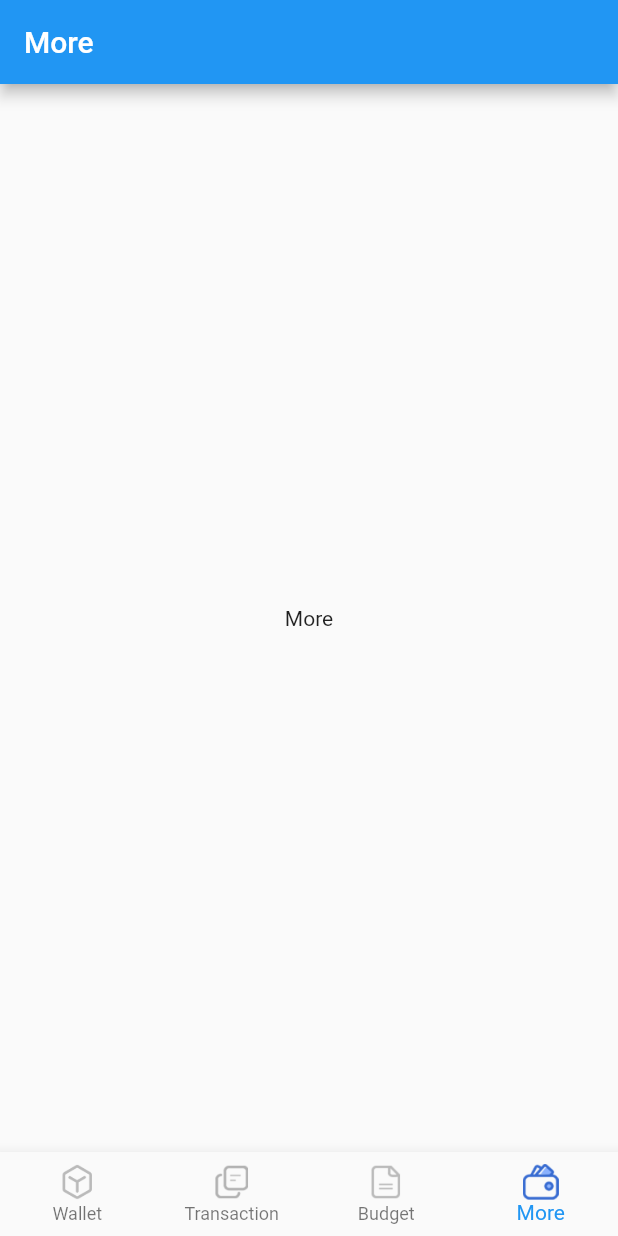
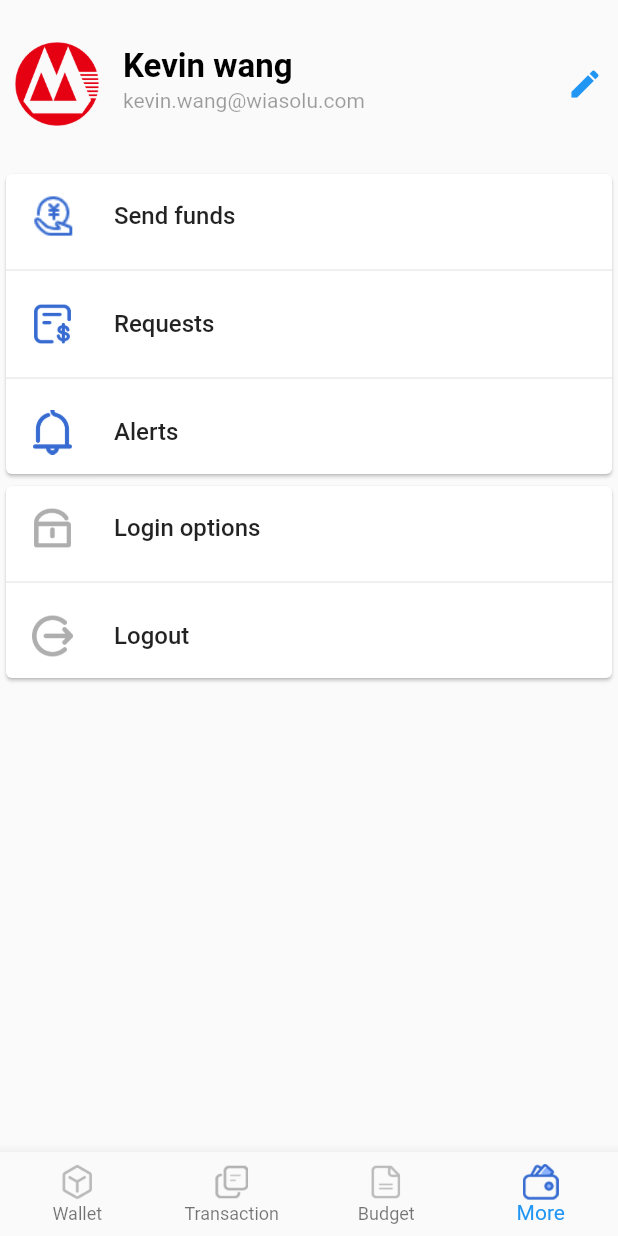
Before and after one commit to lovecrossyou/macvon_client_flutter, a Flutter app: the screen it shows after launch, item 4 of the bottom bar chosen, on a phone screen of 412 x 824 dp. Run offline on Flutter 3.47's test engine with Material 2 defaults, Android fonts, the phone set to English and light mode, and no system bars; missing offline and left inert: groovin_material_icons.

Commit message:
more page

```diff
--- a/lib/main.dart
+++ b/lib/main.dart
@@ -1,5 +1,7 @@
 import 'package:flutter/material.dart';
 import 'bottom_navigation_widget.dart';
+
+// import 'signin/signin.dart';
 void main()=> runApp(MyApp());
 
 class MyApp extends StatelessWidget {
@@ -9,6 +11,7 @@ class MyApp extends StatelessWidget {
       title: 'Macvon home',
       theme: ThemeData.light(),
       home: BottomNavigationWidget(),
+      // home: LoginPage(),
     );
   }
 }
--- a/lib/more/more.dart
+++ b/lib/more/more.dart
@@ -3,11 +3,118 @@ import 'package:flutter/material.dart';
 class More extends StatelessWidget {
   @override
   Widget build(BuildContext context) {
-    return Scaffold(
-      appBar: AppBar(title: Text('More'),),
-      body: Center(
-        child: Text('More'),
+    return BodyWidget();
+  }
+}
+
+String horseUrl = 'https://i.stack.imgur.com/Dw6f7.png';
+String cowUrl = 'https://i.stack.imgur.com/XPOr3.png';
+String camelUrl = 'https://i.stack.imgur.com/YN0m7.png';
+String sheepUrl = 'https://i.stack.imgur.com/wKzo8.png';
+String goatUrl = 'https://i.stack.imgur.com/Qt4JP.png';
+
+class BodyWidget extends StatelessWidget {
+  Widget _renderHeader() {
+    return ListTile(
+      leading: Container(
+        child: Image.asset('assets/pics/bank_zs.png'),
+      ),
+      title: Text(
+        'Kevin wang',
+        style: TextStyle(
+            fontSize: 22, fontWeight: FontWeight.bold, color: Colors.black),
+      ),
+      subtitle: Text(
+        'kevin.wang@wiasolu.com',
+        style: TextStyle(color: Colors.black38),
+      ),
+      trailing: Icon(Icons.edit),
+      onTap: () {},
+      selected: true,
+      contentPadding: EdgeInsets.fromLTRB(10, 20, 10, 20),
+    );
+  }
+
+  Widget _renderBotCard() {
+    return new SizedBox(
+      child: new Card(
+        child: new Column(
+          // card只能有一个widget，但这个widget内容可以包含其他的widget
+          children: [
+            new ListTile(
+              title: new Text('Login options',
+                  style: new TextStyle(fontWeight: FontWeight.w500)),
+              leading: Image.asset(
+                'assets/more/more_icon_sendfunds.png',
+                width: 30,
+                height: 30,
+              ),
+            ),
+            new Divider(),
+            new ListTile(
+              title: new Text('Logout',
+                  style: new TextStyle(fontWeight: FontWeight.w500)),
+              leading: Image.asset(
+                'assets/more/more_icon_logout.png',
+                width: 30,
+                height: 30,
+              ),
+            ),
+          ],
+        ),
       ),
     );
   }
+
+  Widget _renderCenterCard() {
+    return new SizedBox(
+      child: new Card(
+        child: new Column(
+          // card只能有一个widget，但这个widget内容可以包含其他的widget
+          children: [
+            new ListTile(
+              title: new Text('Send funds',
+                  style: new TextStyle(fontWeight: FontWeight.w500)),
+              leading: Image.asset(
+                'assets/more/funds.png',
+                width: 30,
+                height: 30,
+              ),
+            ),
+            new Divider(),
+            new ListTile(
+              title: new Text('Requests',
+                  style: new TextStyle(fontWeight: FontWeight.w500)),
+              leading: Image.asset(
+                'assets/more/more_icon_requests.png',
+                width: 30,
+                height: 30,
+              ),
+            ),
+            new Divider(),
+            new ListTile(
+              title: new Text('Alerts',
+                  style: new TextStyle(fontWeight: FontWeight.w500)),
+              leading: Image.asset(
+                'assets/more/more_icon_alerts.png',
+                width: 30,
+                height: 30,
+              ),
+            ),
+          ],
+        ),
+      ),
+    );
+  }
+
+  @override
+  Widget build(BuildContext context) {
+    return ListView(
+      children: <Widget>[
+        _renderHeader(),
+        _renderCenterCard(),
+        _renderBotCard(),
+      ],
+    );
+  }
 }
--- a/lib/wallet/wallet.dart
+++ b/lib/wallet/wallet.dart
@@ -19,7 +19,6 @@ class Wallet extends StatelessWidget {
       color: Colors.white,
       child: new TabBar(
         isScrollable: true,
-        // labelPadding: EdgeInsets.only(right: 16),
         indicator: YLStatisticsIndictor(),
         tabs: _allPages
             .map((HeaderItemBean page) => new Tab(
@@ -61,6 +60,7 @@ class Wallet extends StatelessWidget {
         length: _allPages.length,
         child: new Scaffold(
           appBar: new AppBar(
+            brightness: Brightness.light,
             backgroundColor: Colors.white,
             elevation: 0,
             actions: <Widget>[
@@ -81,7 +81,6 @@ class Wallet extends StatelessWidget {
             children: <Widget>[
               Container(
                 color: Colors.white,
-                // padding: EdgeInsets.only(left: 16),
                 child: _renderTabs(),
                 height: 30,
                 width: MediaQuery.of(context).size.width,
@@ -111,6 +110,7 @@ class _YLIndictorPainter extends BoxPainter {
     final w = 24.0;
     final h = 2.5;
     canvas.drawRect(
-        Rect.fromLTWH(offset.dx + 16, configuration.size.height - h, w, h), paint);
+        Rect.fromLTWH(offset.dx + 16, configuration.size.height - h, w, h),
+        paint);
   }
 }
```
Also changed, not shown: lib/signin/signin.dart (added, +198 -0 lines), lib/wallet/mock_data.dart (+4 -4 lines), pubspec.yaml (+9 -0 lines), assets/more/funds.png (added), assets/more/more_btn_edit.png (added), assets/more/more_icon_alerts.png (added), assets/more/more_icon_login_options.png (added), assets/more/more_icon_logout.png (added), assets/more/more_icon_requests.png (added), assets/more/more_icon_sendfunds.png (added), assets/pics/bank_zs11.png (added), pubspec.lock, 1 other file.
